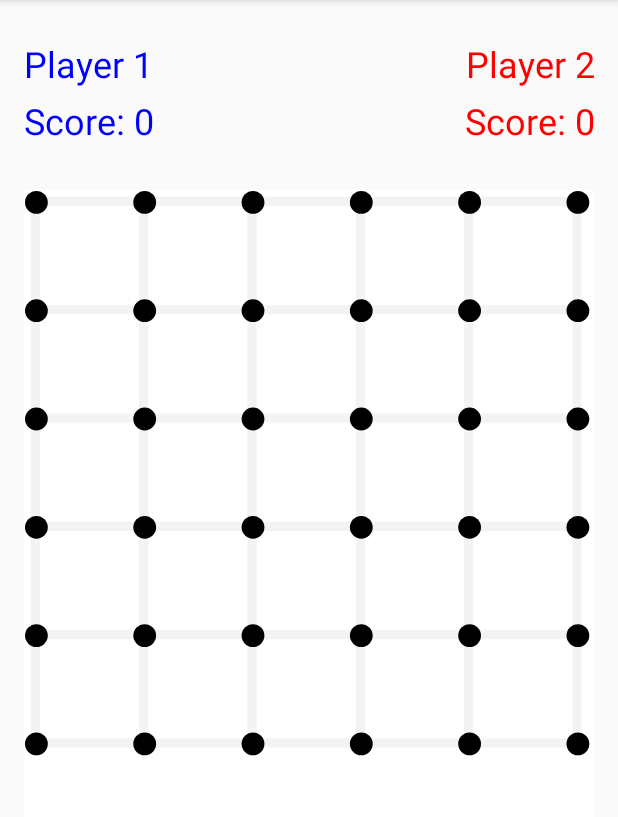
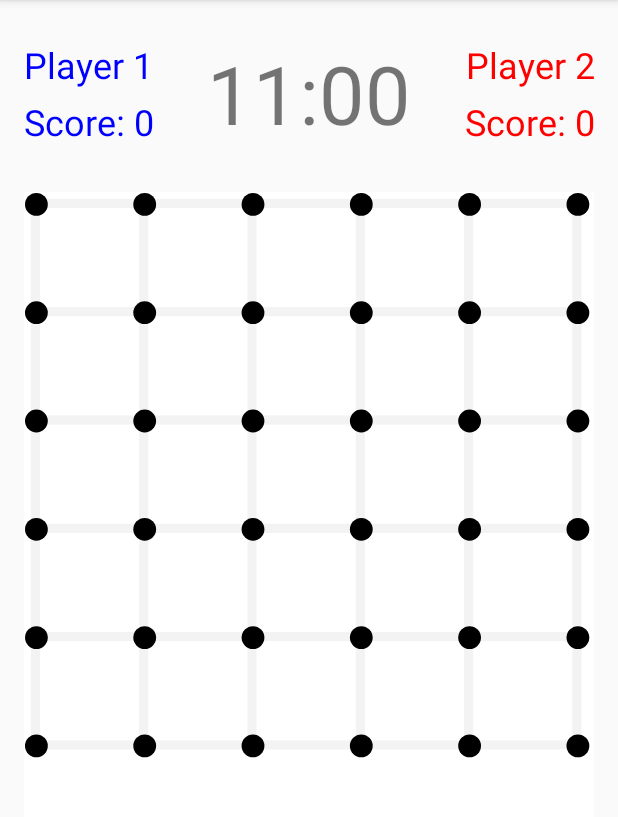
Before and after one commit to tamsendean/Dots-and-Boxes, an Android app: the screen it shows after launch (DBMainActivity), after a tap on "HUMAN", on a phone screen of 412 x 824 dp, the part 84-901 px from its top. Run offline under Robolectric (Android 15) with nearby library versions, the phone set to English and light mode, and no system bars.

Commit message:
added in the timer textview

```diff
--- a/app/src/main/AndroidManifest.xml
+++ b/app/src/main/AndroidManifest.xml
@@ -23,6 +23,7 @@
         <activity
             android:name="edu.up.cs301.db.DBMainActivity"
             android:label="Dots and Boxes" />
+            <service android:name="edu.up.cs301.db.BackgroundSoundService"/>
 
     </application>
 
--- a/app/src/main/java/edu/up/cs301/db/BackgroundSoundService.java
+++ b/app/src/main/java/edu/up/cs301/db/BackgroundSoundService.java
@@ -24,7 +24,6 @@ public class BackgroundSoundService extends Service {
     }
     public int onStartCommand(Intent intent, int flags, int startId) {
         mediaPlayer.start();
-
         return startId;
     }
     public void onStart(Intent intent, int startId) {
--- a/app/src/main/java/edu/up/cs301/db/DBMainActivity.java
+++ b/app/src/main/java/edu/up/cs301/db/DBMainActivity.java
@@ -2,7 +2,6 @@ package edu.up.cs301.db;
 
 import android.content.Intent;
 import android.media.MediaPlayer;
-import android.net.Uri;
 import android.provider.Settings;
 import android.support.v7.app.AppCompatActivity;
 import android.os.Bundle;
@@ -10,11 +9,7 @@ import android.app.AlertDialog;
 import android.content.DialogInterface;
 import android.view.Menu;
 import android.view.MenuItem;
-import android.view.View;
-import android.widget.Button;
-import android.widget.MediaController;
 import android.widget.TextView;
-import android.widget.VideoView;
 
 import java.util.Map;
 
@@ -30,9 +25,8 @@ public class DBMainActivity extends AppCompatActivity implements PlayerInfo {
 	Player[] players;
 	Integer[] playerPoints = new Integer[]{0, 0};
 	Player currentPlayer;
-	VideoView videov;
-	MediaController mediaC;
-	Button clk;
+	MediaPlayer mediaPlayer;
+
 
 
 	@Override
@@ -40,15 +34,8 @@ public class DBMainActivity extends AppCompatActivity implements PlayerInfo {
 		super.onCreate(savedInstanceState);
 		setContentView(R.layout.activity_main);
 
-		// this is to start the background sound
-		Intent svc=new Intent(this, BackgroundSoundService.class);
-		startService(svc);
-
-
-		clk = (Button) findViewById(R.id.playButton);
-		videov = (VideoView) findViewById(R.id.videoView);
-		mediaC = new MediaController(this);
-
+		mediaPlayer = MediaPlayer.create(getApplicationContext(), R.raw.song);
+		mediaPlayer.start();
 
 		gameView = (DBView) findViewById(R.id.gameView);
 		gameView.setCurrentPlayer(this);
@@ -114,6 +101,14 @@ public class DBMainActivity extends AppCompatActivity implements PlayerInfo {
 		}
 	}
 
+
+	@Override
+	protected void onPause() {
+		super.onPause();
+		mediaPlayer.stop();
+		mediaPlayer.release();
+
+	}
 
 	//this starts the game
 	private void startGame(Player[] players) {
@@ -218,14 +213,6 @@ public class DBMainActivity extends AppCompatActivity implements PlayerInfo {
 			}
 
 
-	// this plays the video with media controlls
-	public void videoplay(View v){
-		String videopath = "android.resource://edu.up.cs301.db/"+ R.raw.dbvideo;
-		Uri uri = Uri.parse(videopath);
-		videov.setVideoURI(uri);
-		videov.setMediaController(mediaC);
-		mediaC.setAnchorView(videov);
-		videov.start();
-	}
+
 
 }
--- a/app/src/main/res/layout/activity_main.xml
+++ b/app/src/main/res/layout/activity_main.xml
@@ -40,9 +40,51 @@
                 android:text="Score: 0"
                 android:textColor="@color/colorP1"
                 android:textSize="24sp" />
+
         </LinearLayout>
 
         //android:src="@drawable/a1"
+
+        <LinearLayout
+            android:layout_width="wrap_content"
+            android:layout_height="match_parent"
+            android:orientation="vertical">
+
+            <LinearLayout
+                android:layout_width="wrap_content"
+                android:layout_height="match_parent"
+                android:orientation="horizontal">
+
+                <TextView
+                    android:id="@+id/Mins"
+                    android:layout_width="wrap_content"
+                    android:layout_height="wrap_content"
+                    android:text="11"
+                    android:textSize="54sp" />
+
+                <LinearLayout
+                    android:layout_width="wrap_content"
+                    android:layout_height="wrap_content"
+                    android:orientation="vertical">
+
+                    <TextView
+                        android:id="@+id/col"
+                        android:layout_width="wrap_content"
+                        android:layout_height="wrap_content"
+                        android:layout_weight="1"
+                        android:text=":"
+                        android:textSize="54sp" />
+                </LinearLayout>
+
+                <TextView
+                    android:id="@+id/Secs"
+                    android:layout_width="wrap_content"
+                    android:layout_height="wrap_content"
+                    android:text="00"
+                    android:textSize="54sp" />
+            </LinearLayout>
+
+        </LinearLayout>
 
         <LinearLayout
             android:layout_width="0dp"
```
